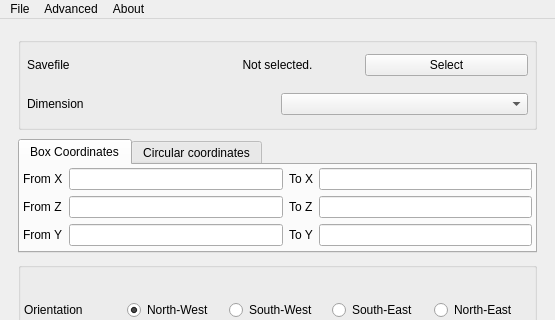
spoutn1k/mcmap, file src/graphical/mainwindow.ui: the form before one commit; both pictures show x 0 to 555 and y 0 to 320 of the 555 by 612 pixel window.
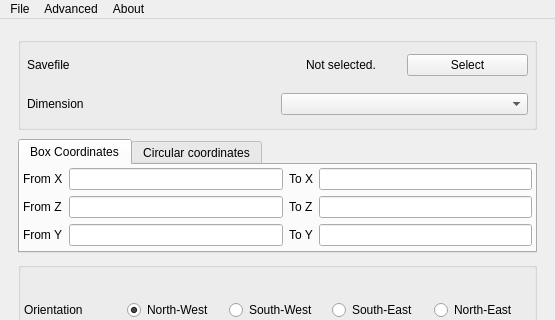
The form after the commit.

Commit message: Show save icon when selecting

Diff of the .ui file:
```diff
--- a/src/graphical/mainwindow.ui
+++ b/src/graphical/mainwindow.ui
@@ -61,7 +61,7 @@
         <number>3</number>
        </property>
        <item>
-        <layout class="QHBoxLayout" name="saveSelect" stretch="0,0,0">
+        <layout class="QHBoxLayout" name="saveSelect" stretch="0,0,0,0">
          <property name="leftMargin">
           <number>3</number>
          </property>
@@ -81,6 +81,13 @@
            </property>
           </widget>
          </item>
+         <item>
+          <widget class="QLabel" name="saveIconLabel">
+           <property name="text">
+            <string/>
+           </property>
+          </widget>
+         </item>
          <item>
           <widget class="QLabel" name="saveNameLabel">
            <property name="text">
```
The commit also changes 1 other file.
